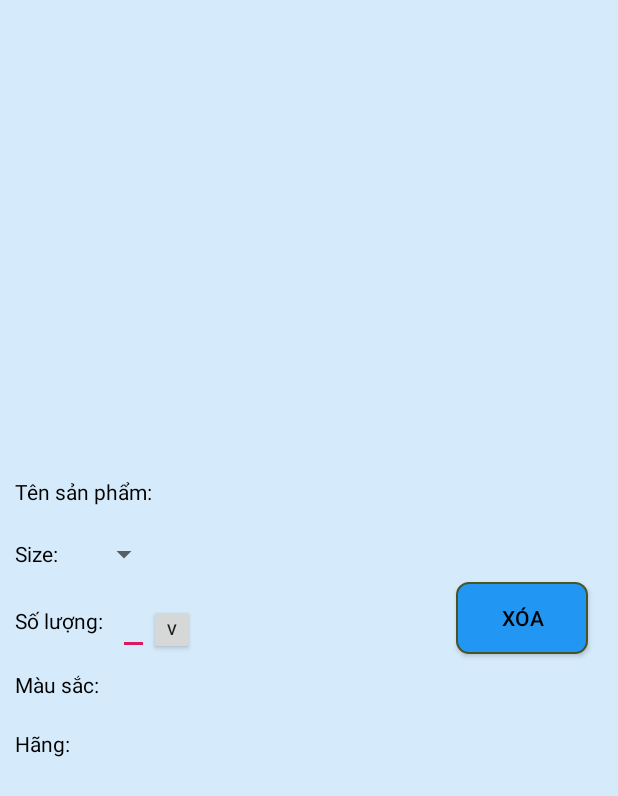
After one commit to Vannam98/Project_AppBanGiay, an Android app: the layout listview_thanhtoan_layout.xml on its own in the app's theme, with its tools: preview values and no code run, on a phone screen of 412 x 824 dp. The commit adds this screen. Shown: the top 796 px of the screen. Run offline under Robolectric (Android 15) with nearby library versions, the phone set to English and light mode, and no system bars.

Commit message:
nhatlong_layout

```diff
--- a/app/src/main/java/com/example/appbangiay/MainActivity.java
+++ b/app/src/main/java/com/example/appbangiay/MainActivity.java
@@ -16,25 +16,5 @@ public class MainActivity extends AppCompatActivity {
     protected void onCreate(Bundle savedInstanceState) {
         super.onCreate(savedInstanceState);
         setContentView(R.layout.manhinh_thanhtoan_layout);
-        //1. Khởi tạo dữ liệu cho mảng arr (còn gọi là data source)
-        final String arr[] = {"Teo", "2", "1", "3"};
-        //2. Lấy đối tượng Listview dựa vào id
-        ListView lv = (ListView) findViewById(R.id.listview_manghinh_thanhtoan);
-        //3. Gán Data source vào ArrayAdapter
-        ArrayAdapter<String> adapter = new ArrayAdapter<String>
-                (this, android.R.layout.simple_list_item_1, arr);
-        //4. Đưa Data source vào ListView
-        lv.setAdapter(adapter);
-        final TextView txt = (TextView) findViewById(R.id.txt_tensanpham_lsv);
-        //5. Thiết lập sự kiện cho Listview, khi chọn phần tử nào thì hiển thị lên TextView
-        lv.setOnItemClickListener(
-                new AdapterView.OnItemClickListener() {
-                    public void onItemClick(AdapterView<?> arg0,
-                                            View arg1,
-                                            int arg2,
-                                            long arg3) {
-                        //đối số arg2 là vị trí phần tử trong Data Source (arr)
-                        txt.setText("position :" + arg2 + " ; value =" + arr[arg2]);
-                    }
-                });
+
     }}
--- /dev/null
+++ b/app/src/main/res/layout/listview_thanhtoan_layout.xml
@@ -0,0 +1,152 @@
+<?xml version="1.0" encoding="utf-8"?>
+<LinearLayout xmlns:android="http://schemas.android.com/apk/res/android"
+android:layout_width="match_parent"
+android:layout_height="match_parent"
+android:background="@color/color_backroud"
+android:gravity="center"
+android:orientation="horizontal">
+
+<LinearLayout
+    android:layout_width="0dp"
+    android:layout_height="match_parent"
+    android:gravity="center"
+    android:layout_weight="3"
+    android:background="@color/color_backroud"
+    android:orientation="vertical">
+    //tensanpham
+    <TextView
+        android:id="@+id/txt_tensanpham_lsv"
+        android:layout_width="match_parent"
+        android:layout_height="wrap_content"
+        android:layout_margin="@dimen/layout_margin_thongtin"
+        android:text="@string/txt_tensanpham_thanhtoan"
+        android:textColor="@color/txt_black">
+    </TextView>
+
+    <LinearLayout
+        android:layout_width="match_parent"
+        android:layout_height="wrap_content"
+        android:orientation="horizontal"
+        android:gravity="center_vertical"
+        >
+        //size
+        <TextView
+            android:id="@+id/txt_size_lsv"
+            android:layout_width="wrap_content"
+            android:layout_height="wrap_content"
+            android:layout_margin="@dimen/layout_margin_thongtin"
+            android:text="@string/txt_size_thanhtoan"
+            android:textColor="@color/txt_black">
+        </TextView>
+
+        <Spinner
+            android:id="@+id/spinner_thanhtoan"
+            android:layout_width="wrap_content"
+            android:layout_height="wrap_content"
+            android:layout_margin="@dimen/layout_margin_thongtin">
+        </Spinner>
+    </LinearLayout>
+    //soluong
+    <LinearLayout
+        android:layout_width="match_parent"
+        android:layout_height="wrap_content"
+        android:gravity="center_vertical"
+        android:orientation="horizontal"
+        >
+
+        <TextView
+            android:id="@+id/txt_soluong_lsv"
+            android:layout_width="wrap_content"
+            android:layout_height="wrap_content"
+            android:layout_margin="@dimen/layout_margin_thongtin"
+            android:text="@string/txt_soluong_thanhtoan"
+            android:textColor="@color/txt_black">
+
+        </TextView>
+
+        <LinearLayout
+            android:layout_width="wrap_content"
+            android:layout_height="wrap_content"
+            android:orientation="horizontal"
+            android:gravity="center_vertical">
+
+            <EditText
+                android:id="@+id/edt_soluong_lsv"
+                android:layout_width="match_parent"
+                android:layout_height="wrap_content">
+
+            </EditText>
+
+            <LinearLayout
+                android:layout_width="match_parent"
+                android:layout_height="wrap_content"
+                android:gravity="center"
+                android:orientation="vertical">
+
+                <Button
+                    android:id="@+id/button_tang_lsv"
+                    android:layout_width="3dp"
+                    android:layout_height="11dp"
+                    android:minWidth="@dimen/size_Button"
+                    android:minHeight="@dimen/size_Button"
+                    android:text="^">
+
+                </Button>
+
+                <Button
+                    android:id="@+id/button_xuong_lsv"
+                    android:layout_width="wrap_content"
+                    android:layout_height="wrap_content"
+                    android:minWidth="@dimen/size_Button"
+                    android:minHeight="@dimen/size_Button"
+                    android:text="v"
+                    android:textSize="@dimen/Size_10">
+
+                </Button>
+            </LinearLayout>
+
+        </LinearLayout>
+
+    </LinearLayout>
+    //mausac
+    <TextView
+        android:id="@+id/txt_mausac_lsv"
+        android:layout_width="match_parent"
+        android:layout_height="wrap_content"
+        android:layout_margin="@dimen/layout_margin_thongtin"
+        android:text="@string/txt_mausac_thanhtoan"
+        android:textColor="@color/txt_black">
+    </TextView>
+    //hang
+    <TextView
+        android:id="@+id/txt_hang_lsv"
+        android:layout_width="match_parent"
+        android:layout_height="wrap_content"
+        android:layout_margin="@dimen/layout_margin_thongtin"
+        android:text="@string/txt_hang_thanhtoan"
+        android:textColor="@color/txt_black">
+
+    </TextView>
+
+</LinearLayout>
+<LinearLayout
+    android:layout_width="0dp"
+    android:layout_height="match_parent"
+    android:gravity="center"
+    android:layout_weight="2"
+    android:background="@color/color_backroud"
+    android:orientation="vertical">
+    //butonxoa
+    <Button
+        android:id="@+id/btn_xoa_lsv"
+        android:layout_width="wrap_content"
+        android:layout_height="wrap_content"
+        android:layout_gravity="right"
+        android:layout_margin="@dimen/layout_margin"
+        android:background="@drawable/vienbutton"
+        android:text="@string/txt_Xoa_thanhtoan"
+        android:textColor="@color/txt_black" />
+</LinearLayout>
+
+
+</LinearLayout>
--- /dev/null
+++ b/app/src/main/res/values/dimen.xml
@@ -0,0 +1,9 @@
+<?xml version="1.0" encoding="utf-8"?>
+<resources>
+    <dimen name="layout_margin">20dp</dimen>
+    <dimen name="text_size">20dp</dimen>
+    <dimen name="layout_margin_thongtin">10dp</dimen>
+    <dimen name="size_Button">0dp</dimen>
+    <dimen name="Size_10">10dp</dimen>
+
+</resources>
```
